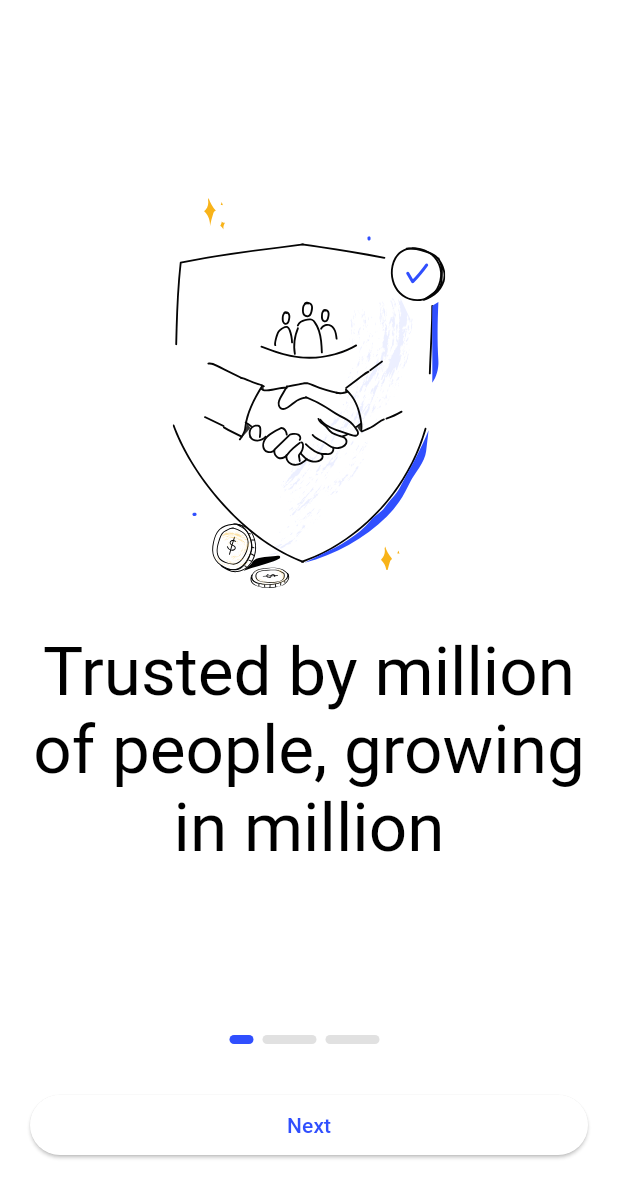
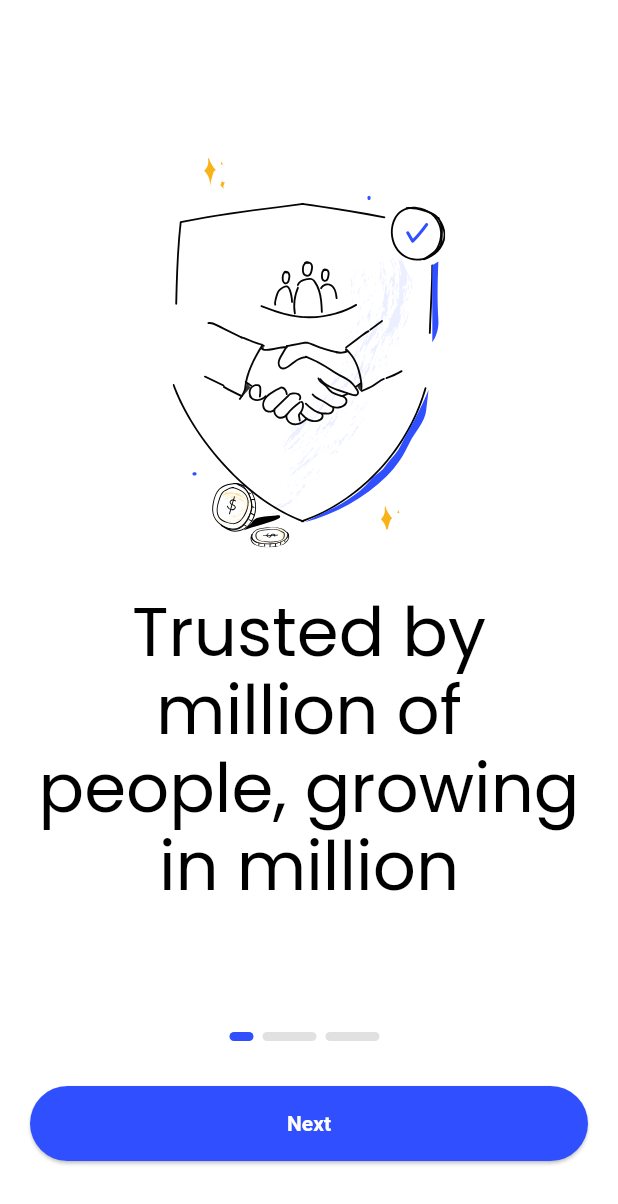
Before and after one commit to rithin-prakash/coin_stack, a Flutter app: the screen it shows after launch, on a phone screen of 412 x 824 dp. Shown: the top 1204 px of the screen. Run offline on Flutter 3.47's test engine with Material 3 defaults, Android fonts, the light colour scheme and no system bars; our stand-ins replace flutter_svg, google_fonts.

Commit message:
button theme

```diff
--- a/lib/core/theme/app_theme.dart
+++ b/lib/core/theme/app_theme.dart
@@ -1,8 +1,18 @@
 import 'package:coin_stack/core/theme/app_colors.dart';
 import 'package:flutter/material.dart';
+import 'package:google_fonts/google_fonts.dart';
 
 class AppTheme {
   static final lightTheme = ThemeData(
     colorScheme: ColorScheme.light(primary: AppColors.primary),
+    fontFamily: GoogleFonts.poppins().fontFamily,
+    elevatedButtonTheme: ElevatedButtonThemeData(
+      style: ElevatedButton.styleFrom(
+        backgroundColor: AppColors.primary,
+        fixedSize: Size(70, 50),
+        textStyle: TextStyle(color: Colors.white, fontWeight: FontWeight.bold),
+        foregroundColor: Colors.white,
+      ),
+    ),
   );
 }
--- a/pubspec.yaml
+++ b/pubspec.yaml
@@ -15,6 +15,7 @@ dependencies:
 
   #presentation
   flutter_svg: ^2.0.17
+  google_fonts: ^6.2.1
 
 dev_dependencies:
   flutter_test:
```
Also changed, not shown: pubspec.lock, 10 other files.
